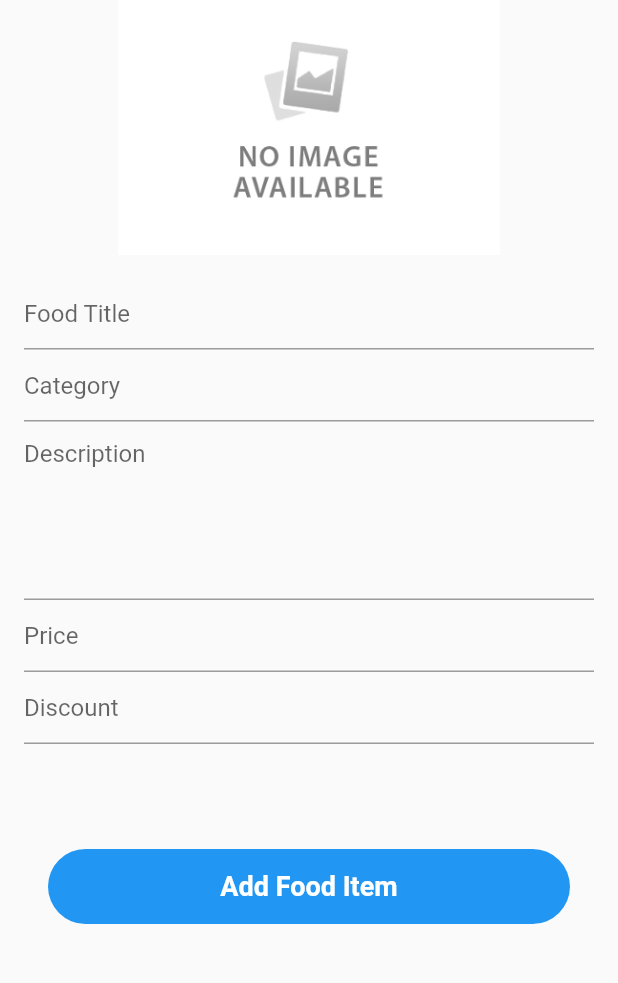
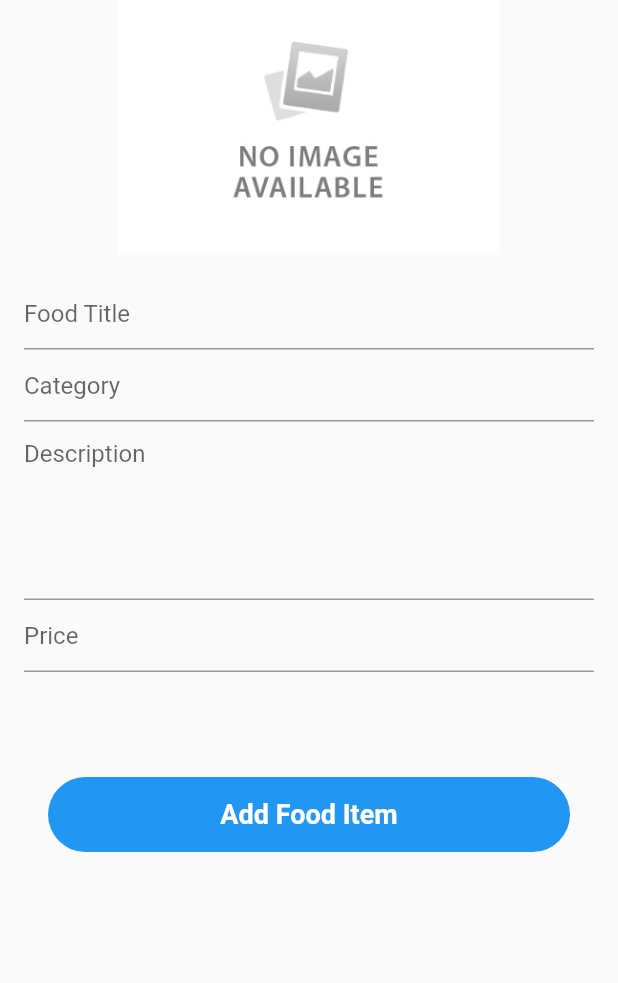
Before and after one commit to danyal97/BiteLancer, a Flutter app: the AddFoodItem screen opened directly, after a tap on "Add Food Item", on a phone screen of 412 x 824 dp, the part 84-1067 px from its top. Run offline on Flutter 3.47's test engine with Material 2 defaults, Android fonts, the phone set to English and light mode, and no system bars; our stand-ins replace cloud_firestore, firebase_auth, firebase_storage, flutter_spinkit, image_picker, simple_animations; accounts and stored records are empty.

Commit message:
Add Food Items Completed

```diff
--- a/lib/src/admin/pages/add_food_item.dart
+++ b/lib/src/admin/pages/add_food_item.dart
@@ -85,7 +85,7 @@ class _AddFoodItemState extends State<AddFoodItem> {
                     _buildTextFormField("Category"),
                     _buildTextFormField("Description", maxLine: 5),
                     _buildTextFormField("Price"),
-                    _buildTextFormField("Discount"),
+                    // _buildTextFormField("Discount"),
                     SizedBox(
                       height: 70.0,
                     ),
@@ -118,6 +118,7 @@ class _AddFoodItemState extends State<AddFoodItem> {
                                 print("Food Dicount : " + discount.toString());
                                 FoodItems(uid: user.uid).addFoodItems(
                                     title, category, description, price);
+                                Navigator.of(context).pop();
                               },
                               child: Button(
                                   btnText: widget.food != null
@@ -205,9 +206,7 @@ class _AddFoodItemState extends State<AddFoodItem> {
                           : "",
       decoration: InputDecoration(hintText: "$hint"),
       maxLines: maxLine,
-      keyboardType: hint == "Price" || hint == "Discount"
-          ? TextInputType.number
-          : TextInputType.text,
+      keyboardType: hint == "Price" ? TextInputType.number : TextInputType.text,
       validator: (String value) {
         // String error
         if (value.isEmpty && hint == "Food Title") {
@@ -244,10 +243,10 @@ class _AddFoodItemState extends State<AddFoodItem> {
           price = value;
           print("Food Price : " + price);
         }
-        if (hint == "Discount") {
-          discount = value;
-          print("Food Discount : " + discount);
-        }
+        // if (hint == "Discount") {
+        //   discount = value;
+        //   print("Food Discount : " + discount);
+        // }
       },
     );
   }
```
Also changed, not shown: 6 other files.
